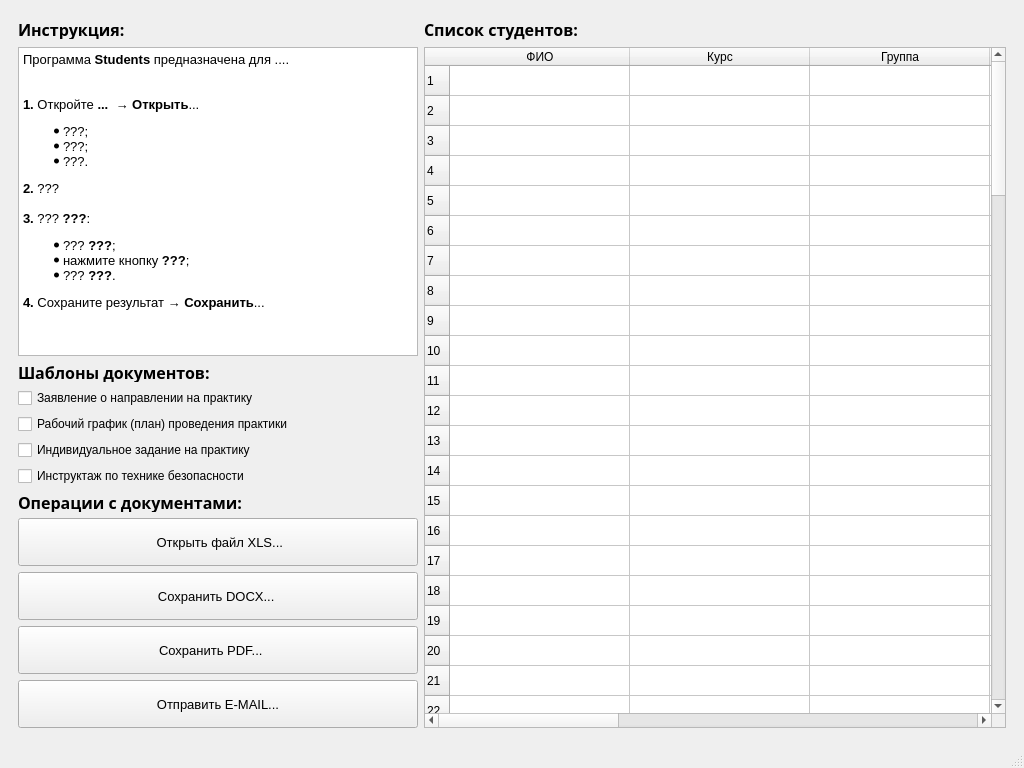
Before: the Qt Designer form students.ui in motor1n/students, drawn with Qt 5.
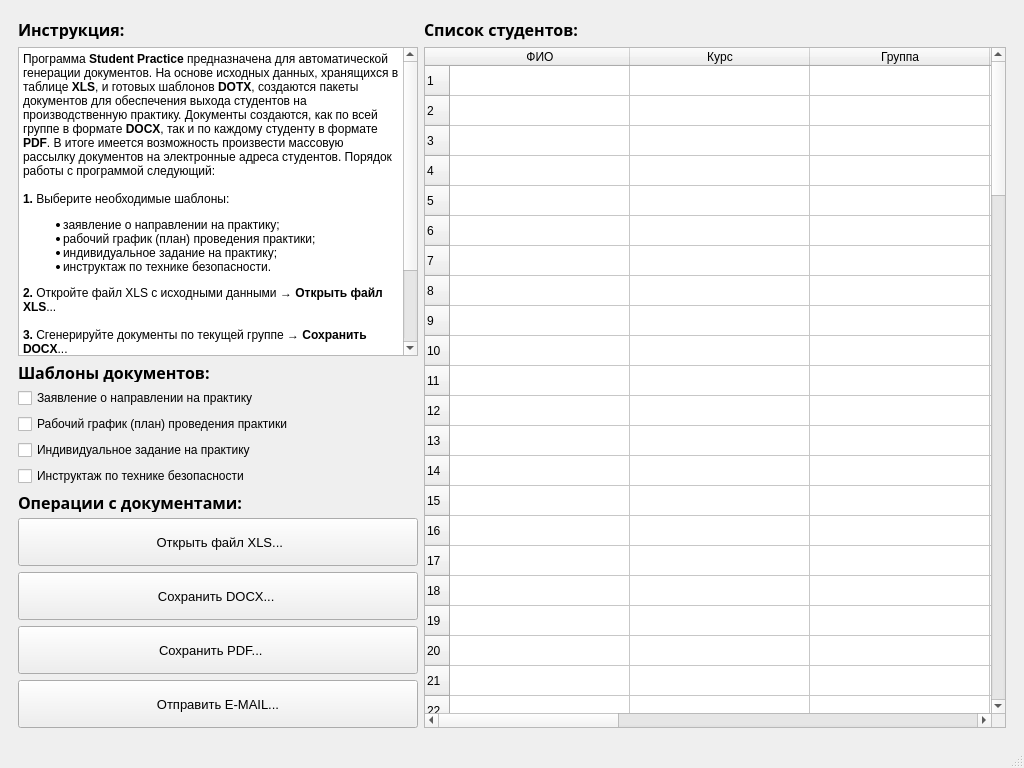
After: the same form once the commit is applied. Icons and pictures are not drawn.

Commit message: Инструкция к программе 1.0

```diff
--- a/students.ui
+++ b/students.ui
@@ -871,21 +871,21 @@
 &lt;html&gt;&lt;head&gt;&lt;meta name=&quot;qrichtext&quot; content=&quot;1&quot; /&gt;&lt;style type=&quot;text/css&quot;&gt;
 p, li { white-space: pre-wrap; }
 &lt;/style&gt;&lt;/head&gt;&lt;body style=&quot; font-family:'Noto Sans'; font-size:10pt; font-weight:400; font-style:normal;&quot;&gt;
-&lt;p style=&quot; margin-top:0px; margin-bottom:0px; margin-left:0px; margin-right:0px; -qt-block-indent:0; text-indent:0px;&quot;&gt;Программа &lt;span style=&quot; font-weight:600;&quot;&gt;Students&lt;/span&gt; предназначена для ....&lt;/p&gt;
-&lt;p style=&quot;-qt-paragraph-type:empty; margin-top:0px; margin-bottom:0px; margin-left:0px; margin-right:0px; -qt-block-indent:0; text-indent:0px;&quot;&gt;&lt;br /&gt;&lt;/p&gt;
-&lt;p style=&quot;-qt-paragraph-type:empty; margin-top:0px; margin-bottom:0px; margin-left:0px; margin-right:0px; -qt-block-indent:0; text-indent:0px;&quot;&gt;&lt;br /&gt;&lt;/p&gt;
-&lt;p style=&quot; margin-top:0px; margin-bottom:0px; margin-left:0px; margin-right:0px; -qt-block-indent:0; text-indent:0px;&quot;&gt;&lt;span style=&quot; font-weight:600;&quot;&gt;1.&lt;/span&gt; Откройте &lt;span style=&quot; font-weight:600;&quot;&gt;...&lt;/span&gt;  → &lt;span style=&quot; font-weight:600;&quot;&gt;Открыть&lt;/span&gt;...&lt;/p&gt;
-&lt;ul style=&quot;margin-top: 0px; margin-bottom: 0px; margin-left: 0px; margin-right: 0px; -qt-list-indent: 1;&quot;&gt;&lt;li style=&quot;&quot; style=&quot; margin-top:12px; margin-bottom:0px; margin-left:0px; margin-right:0px; -qt-block-indent:0; text-indent:0px;&quot;&gt;???;&lt;/li&gt;
-&lt;li style=&quot;&quot; style=&quot; margin-top:0px; margin-bottom:0px; margin-left:0px; margin-right:0px; -qt-block-indent:0; text-indent:0px;&quot;&gt;???;&lt;/li&gt;
-&lt;li style=&quot;&quot; style=&quot; margin-top:0px; margin-bottom:12px; margin-left:0px; margin-right:0px; -qt-block-indent:0; text-indent:0px;&quot;&gt;???.&lt;/li&gt;&lt;/ul&gt;
-&lt;p style=&quot; margin-top:0px; margin-bottom:0px; margin-left:0px; margin-right:0px; -qt-block-indent:0; text-indent:0px;&quot;&gt;&lt;span style=&quot; font-weight:600;&quot;&gt;2.&lt;/span&gt; ???&lt;/p&gt;
-&lt;p style=&quot;-qt-paragraph-type:empty; margin-top:0px; margin-bottom:0px; margin-left:0px; margin-right:0px; -qt-block-indent:0; text-indent:0px;&quot;&gt;&lt;br /&gt;&lt;/p&gt;
-&lt;p style=&quot; margin-top:0px; margin-bottom:0px; margin-left:0px; margin-right:0px; -qt-block-indent:0; text-indent:0px;&quot;&gt;&lt;span style=&quot; font-weight:600;&quot;&gt;3.&lt;/span&gt; ??? &lt;span style=&quot; font-weight:600;&quot;&gt;???&lt;/span&gt;:&lt;/p&gt;
-&lt;ul style=&quot;margin-top: 0px; margin-bottom: 0px; margin-left: 0px; margin-right: 0px; -qt-list-indent: 1;&quot;&gt;&lt;li style=&quot;&quot; style=&quot; margin-top:12px; margin-bottom:0px; margin-left:0px; margin-right:0px; -qt-block-indent:0; text-indent:0px;&quot;&gt;??? &lt;span style=&quot; font-weight:600;&quot;&gt;???&lt;/span&gt;;&lt;/li&gt;&lt;/ul&gt;
-&lt;ul style=&quot;margin-top: 0px; margin-bottom: 0px; margin-left: 0px; margin-right: 0px; -qt-list-indent: 1;&quot;&gt;&lt;li style=&quot;&quot; style=&quot; margin-top:0px; margin-bottom:0px; margin-left:0px; margin-right:0px; -qt-block-indent:0; text-indent:0px;&quot;&gt;нажмите кнопку &lt;span style=&quot; font-weight:600;&quot;&gt;???&lt;/span&gt;;&lt;/li&gt;&lt;/ul&gt;
-&lt;ul style=&quot;margin-top: 0px; margin-bottom: 0px; margin-left: 0px; margin-right: 0px; -qt-list-indent: 1;&quot;&gt;&lt;li style=&quot;&quot; style=&quot; margin-top:0px; margin-bottom:12px; margin-left:0px; margin-right:0px; -qt-block-indent:0; text-indent:0px;&quot;&gt;??? &lt;span style=&quot; font-weight:600;&quot;&gt;???&lt;/span&gt;.&lt;/li&gt;&lt;/ul&gt;
-&lt;p style=&quot; margin-top:0px; margin-bottom:0px; margin-left:0px; margin-right:0px; -qt-block-indent:0; text-indent:0px;&quot;&gt;&lt;span style=&quot; font-weight:600;&quot;&gt;4.&lt;/span&gt; Сохраните результат → &lt;span style=&quot; font-weight:600;&quot;&gt;Сохранить&lt;/span&gt;...&lt;/p&gt;
-&lt;p style=&quot;-qt-paragraph-type:empty; margin-top:0px; margin-bottom:0px; margin-left:0px; margin-right:0px; -qt-block-indent:0; text-indent:0px;&quot;&gt;&lt;br /&gt;&lt;/p&gt;&lt;/body&gt;&lt;/html&gt;</string>
+&lt;p style=&quot; margin-top:0px; margin-bottom:0px; margin-left:0px; margin-right:0px; -qt-block-indent:0; text-indent:0px;&quot;&gt;&lt;span style=&quot; font-size:9pt;&quot;&gt;Программа &lt;/span&gt;&lt;span style=&quot; font-size:9pt; font-weight:600;&quot;&gt;Student Practice &lt;/span&gt;&lt;span style=&quot; font-size:9pt;&quot;&gt;предназначена для автоматической генерации документов. На основе исходных данных, хранящихся в таблице &lt;/span&gt;&lt;span style=&quot; font-size:9pt; font-weight:600;&quot;&gt;XLS&lt;/span&gt;&lt;span style=&quot; font-size:9pt;&quot;&gt;, и готовых шаблонов &lt;/span&gt;&lt;span style=&quot; font-size:9pt; font-weight:600;&quot;&gt;DOTX&lt;/span&gt;&lt;span style=&quot; font-size:9pt;&quot;&gt;, создаются пакеты документов для обеспечения выхода студентов на производственную практику. Документы создаются, как по всей группе в формате &lt;/span&gt;&lt;span style=&quot; font-size:9pt; font-weight:600;&quot;&gt;DOCX&lt;/span&gt;&lt;span style=&quot; font-size:9pt;&quot;&gt;, так и по каждому студенту в формате &lt;/span&gt;&lt;span style=&quot; font-size:9pt; font-weight:600;&quot;&gt;PDF&lt;/span&gt;&lt;span style=&quot; font-size:9pt;&quot;&gt;. В итоге имеется возможность произвести массовую рассылку документов на электронные адреса студентов. Порядок работы с программой следующий:&lt;/span&gt;&lt;/p&gt;
+&lt;p style=&quot;-qt-paragraph-type:empty; margin-top:0px; margin-bottom:0px; margin-left:0px; margin-right:0px; -qt-block-indent:0; text-indent:0px; font-size:9pt;&quot;&gt;&lt;br /&gt;&lt;/p&gt;
+&lt;p style=&quot; margin-top:0px; margin-bottom:0px; margin-left:0px; margin-right:0px; -qt-block-indent:0; text-indent:0px;&quot;&gt;&lt;span style=&quot; font-size:9pt; font-weight:600;&quot;&gt;1.&lt;/span&gt;&lt;span style=&quot; font-size:9pt;&quot;&gt; Выберите необходимые шаблоны:&lt;/span&gt;&lt;/p&gt;
+&lt;ul style=&quot;margin-top: 0px; margin-bottom: 0px; margin-left: 0px; margin-right: 0px; -qt-list-indent: 1;&quot;&gt;&lt;li style=&quot; font-size:9pt;&quot; style=&quot; margin-top:12px; margin-bottom:0px; margin-left:0px; margin-right:0px; -qt-block-indent:0; text-indent:0px;&quot;&gt;заявление о направлении на практику;&lt;/li&gt;
+&lt;li style=&quot; font-size:9pt;&quot; style=&quot; margin-top:0px; margin-bottom:0px; margin-left:0px; margin-right:0px; -qt-block-indent:0; text-indent:0px;&quot;&gt;рабочий график (план) проведения практики;&lt;/li&gt;
+&lt;li style=&quot; font-size:9pt;&quot; style=&quot; margin-top:0px; margin-bottom:0px; margin-left:0px; margin-right:0px; -qt-block-indent:0; text-indent:0px;&quot;&gt;индивидуальное задание на практику;&lt;/li&gt;&lt;/ul&gt;
+&lt;ul style=&quot;margin-top: 0px; margin-bottom: 0px; margin-left: 0px; margin-right: 0px; -qt-list-indent: 1;&quot;&gt;&lt;li style=&quot; font-size:9pt;&quot; style=&quot; margin-top:0px; margin-bottom:12px; margin-left:0px; margin-right:0px; -qt-block-indent:0; text-indent:0px;&quot;&gt;инструктаж по технике безопасности.&lt;/li&gt;&lt;/ul&gt;
+&lt;p style=&quot; margin-top:0px; margin-bottom:0px; margin-left:0px; margin-right:0px; -qt-block-indent:0; text-indent:0px;&quot;&gt;&lt;span style=&quot; font-size:9pt; font-weight:600;&quot;&gt;2.&lt;/span&gt;&lt;span style=&quot; font-size:9pt;&quot;&gt; Откройте файл XLS с исходными данными → &lt;/span&gt;&lt;span style=&quot; font-size:9pt; font-weight:600;&quot;&gt;Открыть файл XLS&lt;/span&gt;&lt;span style=&quot; font-size:9pt;&quot;&gt;...&lt;/span&gt;&lt;/p&gt;
+&lt;p style=&quot;-qt-paragraph-type:empty; margin-top:0px; margin-bottom:0px; margin-left:0px; margin-right:0px; -qt-block-indent:0; text-indent:0px; font-size:9pt;&quot;&gt;&lt;br /&gt;&lt;/p&gt;
+&lt;p style=&quot; margin-top:0px; margin-bottom:0px; margin-left:0px; margin-right:0px; -qt-block-indent:0; text-indent:0px;&quot;&gt;&lt;span style=&quot; font-size:9pt; font-weight:600;&quot;&gt;3.&lt;/span&gt;&lt;span style=&quot; font-size:9pt;&quot;&gt; Сгенерируйте документы по текущей группе → &lt;/span&gt;&lt;span style=&quot; font-size:9pt; font-weight:600;&quot;&gt;Сохранить DOCX&lt;/span&gt;&lt;span style=&quot; font-size:9pt;&quot;&gt;...&lt;/span&gt;&lt;/p&gt;
+&lt;p style=&quot;-qt-paragraph-type:empty; margin-top:0px; margin-bottom:0px; margin-left:0px; margin-right:0px; -qt-block-indent:0; text-indent:0px; font-size:9pt;&quot;&gt;&lt;br /&gt;&lt;/p&gt;
+&lt;p style=&quot; margin-top:0px; margin-bottom:0px; margin-left:0px; margin-right:0px; -qt-block-indent:0; text-indent:0px;&quot;&gt;&lt;span style=&quot; font-size:9pt; font-weight:600;&quot;&gt;4.&lt;/span&gt;&lt;span style=&quot; font-size:9pt;&quot;&gt; Создайте индивидуальные пакеты документов → &lt;/span&gt;&lt;span style=&quot; font-size:9pt; font-weight:600;&quot;&gt;Сохранить PDF&lt;/span&gt;&lt;span style=&quot; font-size:9pt;&quot;&gt;...&lt;/span&gt;&lt;/p&gt;
+&lt;p style=&quot;-qt-paragraph-type:empty; margin-top:0px; margin-bottom:0px; margin-left:0px; margin-right:0px; -qt-block-indent:0; text-indent:0px; font-size:9pt;&quot;&gt;&lt;br /&gt;&lt;/p&gt;
+&lt;p style=&quot; margin-top:0px; margin-bottom:0px; margin-left:0px; margin-right:0px; -qt-block-indent:0; text-indent:0px;&quot;&gt;&lt;span style=&quot; font-size:9pt; font-weight:600;&quot;&gt;5.&lt;/span&gt;&lt;span style=&quot; font-size:9pt;&quot;&gt; Отправьте пакеты документов на электронные адреса студентов → &lt;/span&gt;&lt;span style=&quot; font-size:9pt; font-weight:600;&quot;&gt;Отправить E-MAIL&lt;/span&gt;&lt;span style=&quot; font-size:9pt;&quot;&gt;...&lt;/span&gt;&lt;/p&gt;
+&lt;p style=&quot;-qt-paragraph-type:empty; margin-top:0px; margin-bottom:0px; margin-left:0px; margin-right:0px; -qt-block-indent:0; text-indent:0px; font-size:9pt;&quot;&gt;&lt;br /&gt;&lt;/p&gt;&lt;/body&gt;&lt;/html&gt;</string>
          </property>
         </widget>
        </item>
```
Left out of the diff: 2 changed lines with no effect on the pictures. The commit also changes 2 other files.
